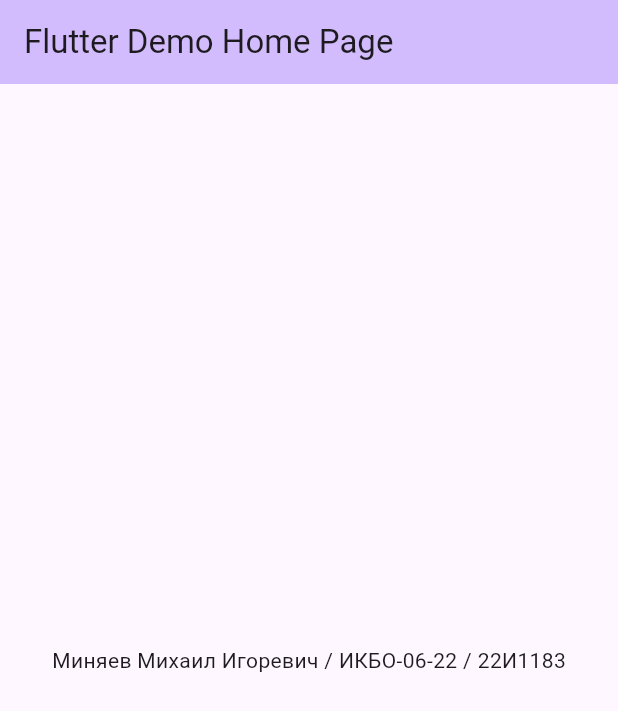
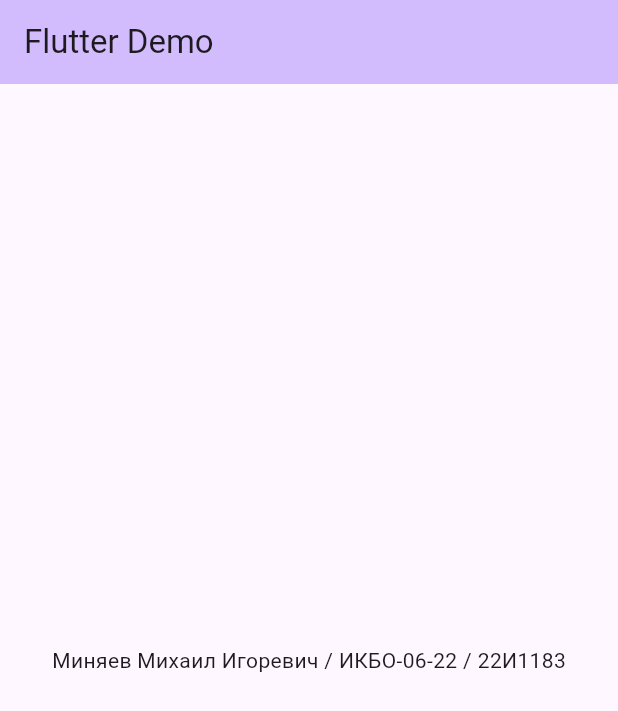
Before and after one commit to Fr4lzeN/flutter_practice1, a Flutter app: the screen it shows after launch, on a phone screen of 412 x 824 dp. Shown: the top 711 px of the screen. Run offline on Flutter 3.47's test engine with Material 3 defaults, Android fonts, the phone set to English and light mode, and no system bars.

Commit message:
initial commit

```diff
--- a/lib/main.dart
+++ b/lib/main.dart
@@ -1,4 +1,5 @@
 import 'package:flutter/material.dart';
+import 'src/home_page/home_page.dart';
 
 void main() {
   runApp(const MyApp());
@@ -13,40 +14,9 @@ class MyApp extends StatelessWidget {
       title: 'Flutter Demo',
       theme: ThemeData(
         colorScheme: ColorScheme.fromSeed(seedColor: Colors.deepPurple),
+        useMaterial3: true,
       ),
-      home: const MyHomePage(title: 'Flutter Demo Home Page'),
+      home: const MyHomePage(title: 'Flutter Demo'),
     );
   }
 }
-
-class MyHomePage extends StatefulWidget {
-  const MyHomePage({super.key, required this.title});
-
-  final String title;
-
-  @override
-  State<MyHomePage> createState() => _MyHomePageState();
-}
-
-class _MyHomePageState extends State<MyHomePage> {
-  int _counter = 0;
-
-  void _incrementCounter() {
-    setState(() {
-      _counter++;
-    });
-  }
-
-  @override
-  Widget build(BuildContext context) {
-    return Scaffold(
-      appBar: AppBar(
-        backgroundColor: Theme.of(context).colorScheme.inversePrimary,
-        title: Text(widget.title),
-      ),
-      body: Center(
-        child: const Text('Миняев Михаил Игоревич / ИКБО-06-22 / 22И1183'),
-      ),
-    );
-  }
-}
--- /dev/null
+++ b/lib/src/home_page/home_page.dart
@@ -0,0 +1 @@
+export 'src/home_page_screen.dart';
--- /dev/null
+++ b/lib/src/home_page/src/home_page_screen.dart
@@ -0,0 +1,20 @@
+import 'package:flutter/material.dart';
+
+class MyHomePage extends StatelessWidget {
+  const MyHomePage({super.key, required this.title});
+
+  final String title;
+
+  @override
+  Widget build(BuildContext context) {
+    return Scaffold(
+      appBar: AppBar(
+        backgroundColor: Theme.of(context).colorScheme.inversePrimary,
+        title: Text(title),
+      ),
+      body: const Center(
+        child: const Text('Миняев Михаил Игоревич / ИКБО-06-22 / 22И1183'),
+      ),
+    );
+  }
+}
```
